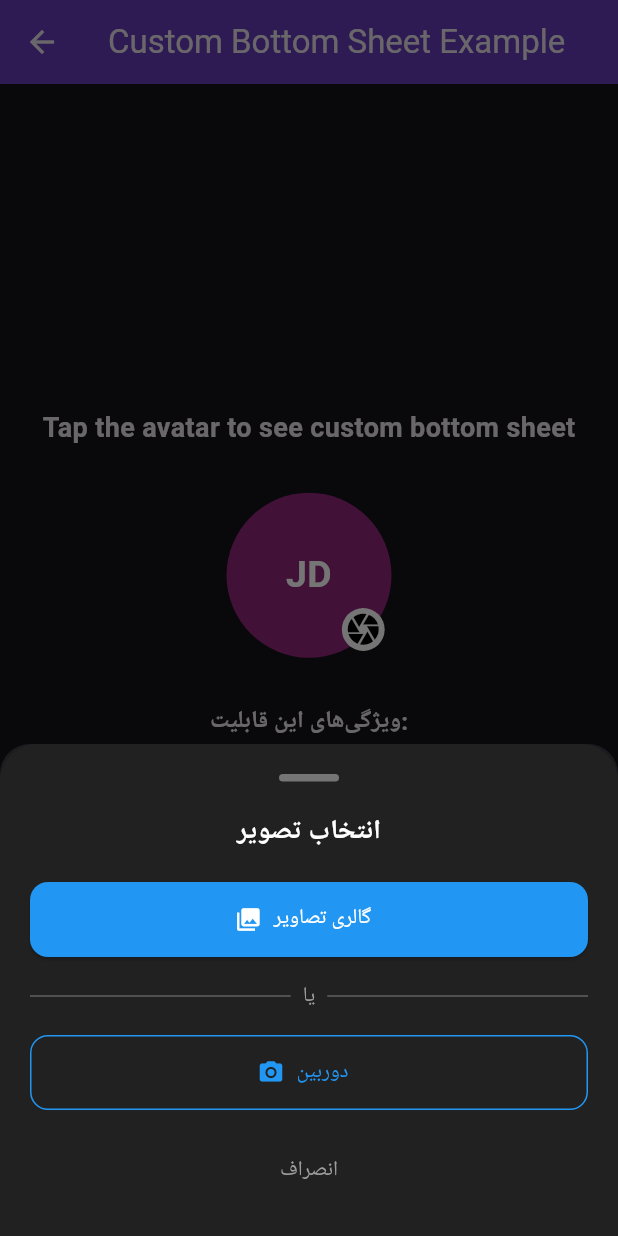
After one commit to SwanFlutter/avatar_better_pro, a Flutter app: the CustomBottomSheetExample screen opened directly, after a tap on the "camera" icon, on a phone screen of 412 x 824 dp. The commit adds this screen. Run offline on Flutter 3.47's test engine with Material 3 defaults, Android fonts, the phone set to English and light mode, and no system bars; our stand-ins replace image_picker.

Commit message:
feat: custom bottom sheet builder API; fix modal open logic; add example and English README usage

```diff
--- a/example/lib/avatar_test.dart
+++ b/example/lib/avatar_test.dart
@@ -16,7 +16,8 @@ class _AvatarTestState extends State<AvatarTest> {
   Uint8List? imageBytes;
   @override
   Widget build(BuildContext context) {
-    return Scaffold(
+    return SafeArea(
+      child: Scaffold(
         appBar: AppBar(title: const Text('AvatarTest')),
         body: Column(
           spacing: 25,
@@ -38,6 +39,7 @@ class _AvatarTestState extends State<AvatarTest> {
               Image.memory(imageBytes!, height: 150, width: 150),
           ],
         ),
+      ),
     );
   }
 }
--- /dev/null
+++ b/example/lib/custom_bottom_sheet_example.dart
@@ -0,0 +1,158 @@
+import 'package:avatar_better_pro/avatar_better_pro.dart';
+import 'package:flutter/material.dart';
+
+class CustomBottomSheetExample extends StatelessWidget {
+  const CustomBottomSheetExample({super.key});
+
+  @override
+  Widget build(BuildContext context) {
+    return Scaffold(
+      appBar: AppBar(
+        title: const Text('Custom Bottom Sheet Example'),
+        backgroundColor: Colors.deepPurple,
+      ),
+      body: Center(
+        child: Column(
+          mainAxisAlignment: MainAxisAlignment.center,
+          children: [
+            const Text(
+              'Tap the avatar to see custom bottom sheet',
+              style: TextStyle(fontSize: 18, fontWeight: FontWeight.bold),
+            ),
+            const SizedBox(height: 30),
+            Avatar.profile(
+              text: 'John Doe',
+              radius: 50.0,
+              // استفاده از UI سفارشی
+              customBottomSheetBuilder: (context, pickGallery, pickCamera) {
+                return Container(
+                  padding: const EdgeInsets.all(20),
+                  decoration: BoxDecoration(
+                    color: Colors.grey[900],
+                    borderRadius: const BorderRadius.vertical(
+                      top: Radius.circular(25),
+                    ),
+                  ),
+                  child: Column(
+                    mainAxisSize: MainAxisSize.min,
+                    children: [
+                      // Handle bar
+                      Container(
+                        width: 40,
+                        height: 5,
+                        margin: const EdgeInsets.only(bottom: 20),
+                        decoration: BoxDecoration(
+                          color: Colors.grey[600],
+                          borderRadius: BorderRadius.circular(3),
+                        ),
+                      ),
+
+                      // Title
+                      const Text(
+                        'انتخاب تصویر',
+                        style: TextStyle(
+                          color: Colors.white,
+                          fontSize: 18,
+                          fontWeight: FontWeight.bold,
+                        ),
+                      ),
+                      const SizedBox(height: 20),
+
+                      // Gallery button
+                      ElevatedButton.icon(
+                        onPressed: pickGallery,
+                        style: ElevatedButton.styleFrom(
+                          backgroundColor: Colors.blue,
+                          foregroundColor: Colors.white,
+                          minimumSize: const Size(double.infinity, 50),
+                          shape: RoundedRectangleBorder(
+                            borderRadius: BorderRadius.circular(12),
+                          ),
+                        ),
+                        icon: const Icon(Icons.photo_library),
+                        label: const Text('گالری تصاویر'),
+                      ),
+
+                      const SizedBox(height: 16),
+
+                      // Divider with text
+                      Row(
+                        children: [
+                          Expanded(child: Divider(color: Colors.grey[700])),
+                          Padding(
+                            padding: const EdgeInsets.symmetric(horizontal: 8),
+                            child: Text(
+                              'یا',
+                              style: TextStyle(
+                                color: Colors.grey[500],
+                                fontSize: 14,
+                              ),
+                            ),
+                          ),
+                          Expanded(child: Divider(color: Colors.grey[700])),
+                        ],
+                      ),
+
+                      const SizedBox(height: 16),
+
+                      // Camera button
+                      OutlinedButton.icon(
+                        onPressed: pickCamera,
+                        style: OutlinedButton.styleFrom(
+                          side: BorderSide(color: Colors.blue),
+                          foregroundColor: Colors.blue,
+                          minimumSize: const Size(double.infinity, 50),
+                          shape: RoundedRectangleBorder(
+                            borderRadius: BorderRadius.circular(12),
+                          ),
+                        ),
+                        icon: const Icon(Icons.camera_alt),
+                        label: const Text('دوربین'),
+                      ),
+
+                      const SizedBox(height: 16),
+
+                      // Cancel button
+                      TextButton(
+                        onPressed: () => Navigator.pop(context),
+                        child: const Text(
+                          'انصراف',
+                          style: TextStyle(color: Colors.grey),
+                        ),
+                      ),
+                    ],
+                  ),
+                );
+              },
+              onPickerChange: (file, bytes) {
+                ScaffoldMessenger.of(context).showSnackBar(
+                  SnackBar(content: Text('تصویر انتخاب شد: ${file.path}')),
+                );
+              },
+            ),
+
+            const SizedBox(height: 30),
+
+            const Text(
+              'ویژگی‌های این قابلیت:',
+              style: TextStyle(fontSize: 16, fontWeight: FontWeight.bold),
+            ),
+            const SizedBox(height: 10),
+            const Padding(
+              padding: EdgeInsets.symmetric(horizontal: 20),
+              child: Text(
+                '• طراحی UI کاملاً سفارشی\n'
+                '• دسترسی به callbacks برای گالری و دوربین\n'
+                '• امکان استفاده از تم‌ها و استایل‌های دلخواه\n'
+                '• پشتیبانی از زبان فارسی و RTL\n'
+                '• کنترل کامل بر روی ظاهر و رفتار',
+                textAlign: TextAlign.center,
+                style: TextStyle(fontSize: 14),
+              ),
+            ),
+          ],
+        ),
+      ),
+    );
+  }
+}
--- a/lib/avatar_better_pro.dart
+++ b/lib/avatar_better_pro.dart
@@ -251,6 +251,9 @@ class Avatar extends StatefulWidget {
 
     /// [child] : child widget
     final Widget? child,
+
+    /// [customBottomSheetBuilder]: Custom builder for bottom sheet UI (gallery/camera callbacks provided)
+    final CustomBottomSheetBuilder? customBottomSheetBuilder,
   }) {
     if (randomColor) {
       backgroundColor = TextToColor.toColor(text!);
@@ -287,6 +290,7 @@ class Avatar extends StatefulWidget {
       useMaterialColorForGradient: useMaterialColorForGradient,
       mixColorForGradient: mixColorForGradient,
       child: child,
+      customBottomSheetBuilder: customBottomSheetBuilder,
     );
   }
 
--- a/lib/src/profile.dart
+++ b/lib/src/profile.dart
@@ -16,6 +16,12 @@ import 'tools/text_to_color.dart';
 
 typedef OnPickerChange = void Function(File file, Uint8List bytes);
 typedef OnPickerChangeWeb = void Function(Uint8List file);
+typedef CustomBottomSheetBuilder =
+    Widget Function(
+      BuildContext context,
+      VoidCallback pickFromGallery,
+      VoidCallback pickFromCamera,
+    );
 
 extension ProfileExtensions on Profile {
   static String initials(String text) {
@@ -107,6 +113,10 @@ class Profile extends StatefulWidget {
 
   final Widget? child;
 
+  /// [customBottomSheetBuilder]: Custom builder for creating your own bottom sheet UI.
+  /// Provides callbacks for gallery and camera actions.
+  final CustomBottomSheetBuilder? customBottomSheetBuilder;
+
   Profile({
     super.key,
     required this.radius,
@@ -131,6 +141,7 @@ class Profile extends StatefulWidget {
     this.useMaterialColorForGradient = true,
     this.mixColorForGradient = false,
     this.child,
+    this.customBottomSheetBuilder,
     this.style = const TextStyle(
       fontSize: 25,
       color: Colors.white,
@@ -197,9 +208,36 @@ class _ProfileState extends State<Profile> {
   }
 
   void customBottomPickerImage(BuildContext context) {
+    // First check if user provided custom UI builder
+    if (widget.customBottomSheetBuilder != null) {
+      showModalBottomSheet(
+        context: context,
+        isScrollControlled: true,
+        backgroundColor: widget.bottomSheetStyles?.backgroundColor,
+        elevation: widget.bottomSheetStyles?.elevation,
+        shape:
+            widget.bottomSheetStyles?.shape ??
+            const RoundedRectangleBorder(
+              borderRadius: BorderRadius.vertical(top: Radius.circular(20)),
+            ),
+        builder: (ctx) {
+          return widget.customBottomSheetBuilder!(
+            ctx,
+            () {
+              _pickFromGallery();
+            },
+            () {
+              _pickFromCamera();
+            },
+          );
+        },
+      );
+      return;
+    }
+
     // Calculate dynamic height based on platform
     bool showCameraButton = Platform.isAndroid || Platform.isIOS;
-    double dynamicHeight = showCameraButton ? 180 : 120;
+    double dynamicHeight = showCameraButton ? 240 : 160;
 
     showModalBottomSheet(
       backgroundColor: widget.bottomSheetStyles?.backgroundColor,
@@ -216,47 +254,25 @@ class _ProfileState extends State<Profile> {
           width: size.width,
           height: dynamicHeight,
           padding: const EdgeInsets.symmetric(horizontal: 20, vertical: 16),
-          child: Column(
-            mainAxisSize: MainAxisSize.min,
+          child: ListView(
+            shrinkWrap: true,
             children: [
               // Handle bar for better UX
-              Container(
-                width: 40,
-                height: 4,
+              Center(
+                child: Container(
+                  width: MediaQuery.of(context).size.width * 0.1,
+                  height: MediaQuery.of(context).size.height * 0.006,
                   margin: const EdgeInsets.only(bottom: 20),
                   decoration: BoxDecoration(
                     color: Colors.grey[300],
-                  borderRadius: BorderRadius.circular(2),
+                    borderRadius: BorderRadius.circular(4),
+                  ),
                 ),
               ),
 
               // Gallery button
               InkWell(
-                onTap: () async {
-                  final List<XFile> files = await imageModel.pickImage(
-                    ImageSource.gallery,
-                    false,
-                  );
-
-                  if (files.isNotEmpty) {
-                    Uint8List imageBytes = await files.first.readAsBytes();
-
-                    if (kIsWeb) {
-                      setState(() {
-                        imageBytesWeb = imageBytes;
-                        widget.onPickerChangeWeb?.call(imageBytesWeb!);
-                      });
-                    } else {
-                      setState(() {
-                        image = File(files.first.path);
-                        widget.onPickerChange?.call(image!, imageBytes);
-                        Navigator.pop(context);
-                      });
-                    }
-                  } else {
-                    debugPrint("No file selected.");
-                  }
-                },
+                onTap: _pickFromGallery,
                 child: Material(
                   borderRadius: BorderRadius.circular(12.0),
                   elevation: 2,
@@ -295,7 +311,8 @@ class _ProfileState extends State<Profile> {
               // Show OR text and camera button only on mobile platforms
               if (showCameraButton) ...[
                 const SizedBox(height: 16),
-                Text(
+                Center(
+                  child: Text(
                     widget.bottomSheetStyles?.middleText ?? "OR",
                     style:
                         widget.bottomSheetStyles?.middleTextStyle ??
@@ -305,31 +322,12 @@ class _ProfileState extends State<Profile> {
                           fontWeight: FontWeight.w400,
                         ),
                   ),
+                ),
                 const SizedBox(height: 16),
 
                 // Camera button
                 InkWell(
-                  onTap: () async {
-                    final List<XFile> files = await imageModel.pickImage(
-                      ImageSource.camera,
-                      false,
-                    );
-                    if (files.isNotEmpty) {
-                      Uint8List imageBytes = await files.first.readAsBytes();
-                      if (kIsWeb) {
-                        setState(() {
-                          imageBytesWeb = imageBytes;
-                          widget.onPickerChangeWeb?.call(imageBytesWeb!);
-                        });
-                      } else {
-                        setState(() {
-                          image = File(files.first.path);
-                          widget.onPickerChange?.call(image!, imageBytes);
-                          Navigator.pop(context);
-                        });
-                      }
-                    }
-                  },
+                  onTap: _pickFromCamera,
                   child: Material(
                     color:
                         widget.bottomSheetStyles?.cameraButton?.color ??
@@ -371,4 +369,52 @@ class _ProfileState extends State<Profile> {
       },
     );
   }
+
+  Future<void> _pickFromGallery() async {
+    final List<XFile> files = await imageModel.pickImage(
+      ImageSource.gallery,
+      false,
+    );
+
+    if (files.isNotEmpty) {
+      Uint8List imageBytes = await files.first.readAsBytes();
+
+      if (kIsWeb) {
+        setState(() {
+          imageBytesWeb = imageBytes;
+          widget.onPickerChangeWeb?.call(imageBytesWeb!);
+        });
+      } else {
+        setState(() {
+          image = File(files.first.path);
+          widget.onPickerChange?.call(image!, imageBytes);
+          Navigator.pop(context);
+        });
       }
+    } else {
+      debugPrint("No file selected.");
+    }
+  }
+
+  Future<void> _pickFromCamera() async {
+    final List<XFile> files = await imageModel.pickImage(
+      ImageSource.camera,
+      false,
+    );
+    if (files.isNotEmpty) {
+      Uint8List imageBytes = await files.first.readAsBytes();
+      if (kIsWeb) {
+        setState(() {
+          imageBytesWeb = imageBytes;
+          widget.onPickerChangeWeb?.call(imageBytesWeb!);
+        });
+      } else {
+        setState(() {
+          image = File(files.first.path);
+          widget.onPickerChange?.call(image!, imageBytes);
+          Navigator.pop(context);
+        });
+      }
+    }
+  }
+}
```
Also changed, not shown: example/lib/main.dart (+8 -5 lines), example/pubspec.lock, 31 other files. Lines whose indentation alone changed are shown as unchanged.
